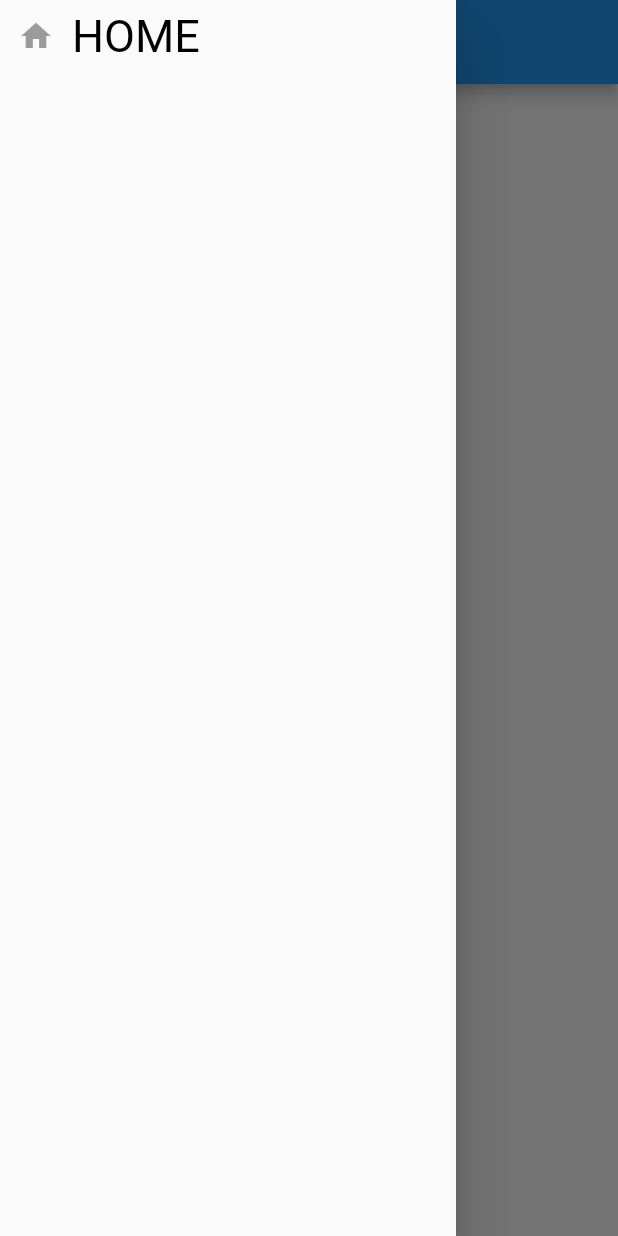
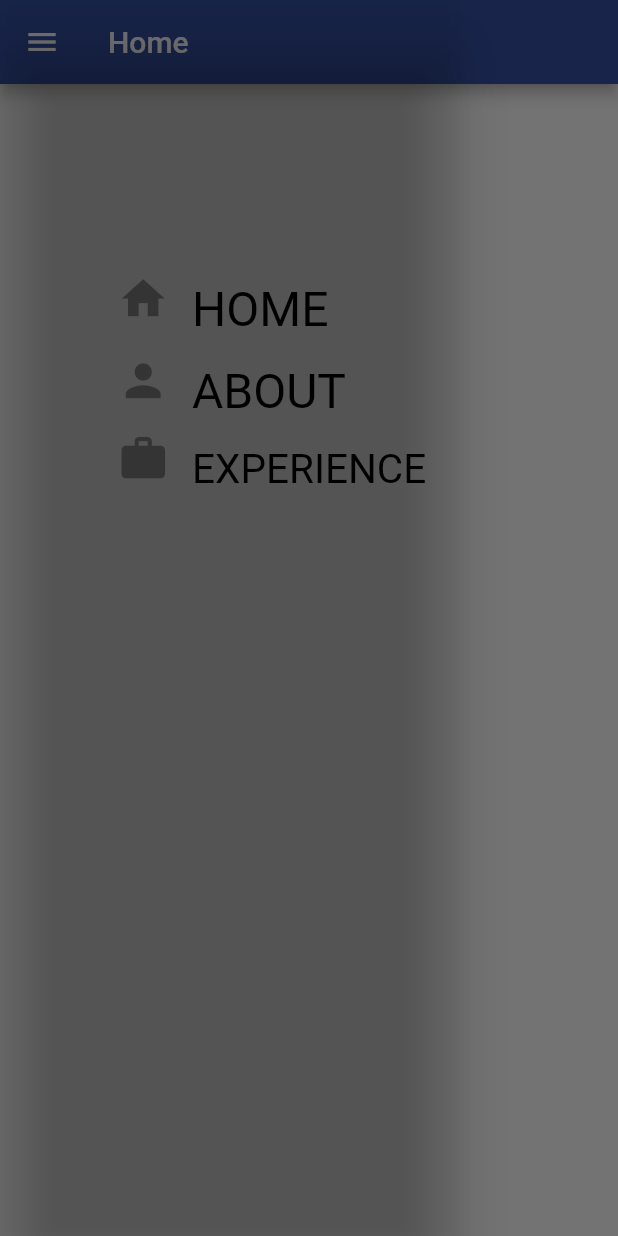
Before and after one commit to Charles2205/Portifolio_Flutter, a Flutter app: the screen it shows after launch, with the side drawer open, on a phone screen of 412 x 824 dp. Run offline on Flutter 3.47's test engine with Material 2 defaults, Android fonts, the phone set to English and light mode, and no system bars; missing offline and left inert: dart:html.

Commit message:
Implemented the Drawer

```diff
--- a/lib/main.dart
+++ b/lib/main.dart
@@ -1,5 +1,6 @@
 import 'package:flutter/material.dart';
 import 'package:test/views/home_view.dart';
+import 'dart:ui';
 
 void main() {
   runApp(const MyApp());
@@ -15,6 +16,6 @@ class MyApp extends StatelessWidget {
         debugShowCheckedModeBanner: false,
         title: 'Flutter Demo',
         theme: ThemeData(),
-        home: const home());
+        home: Home());
   }
 }
--- a/lib/views/home_view.dart
+++ b/lib/views/home_view.dart
@@ -4,34 +4,87 @@ import 'package:flutter/material.dart';
 import 'package:flutter/src/widgets/container.dart';
 import 'package:flutter/src/widgets/framework.dart';
 
-class home extends StatelessWidget {
-  const home({super.key});
+class Home extends StatelessWidget {
+  Home({super.key});
 
   @override
   Widget build(BuildContext context) {
     return Scaffold(
       drawer: Drawer(
+          backgroundColor: Color.fromRGBO(3, 25, 85, 0),
+          child: Padding(
+            padding: const EdgeInsets.only(top: 170, left: 70),
             child: Column(
               children: [
                 Row(
                   children: const [
                     IconButton(
                       onPressed: null,
-                icon: Icon(Icons.home),
+                      icon: Icon(
+                        Icons.home,
+                        size: 35,
                       ),
-              Text(
+                    ),
+                    Padding(
+                      padding: EdgeInsets.only(top: 17, left: 10),
+                      child: Text(
                         "HOME",
                         style: TextStyle(
-                  fontSize: 30,
+                          fontSize: 32,
                           color: Colors.black,
                         ),
-              )
+                      ),
+                    ),
+                  ],
+                ),
+                Row(
+                  children: const [
+                    IconButton(
+                      onPressed: null,
+                      icon: Icon(
+                        Icons.person,
+                        size: 35,
+                      ),
+                    ),
+                    Padding(
+                      padding: EdgeInsets.only(top: 17, left: 10),
+                      child: Text(
+                        "ABOUT",
+                        style: TextStyle(
+                          fontSize: 32,
+                          color: Colors.black,
+                        ),
+                      ),
+                    ),
+                  ],
+                ),
+                Row(
+                  children: const [
+                    IconButton(
+                      onPressed: null,
+                      icon: Icon(
+                        Icons.work,
+                        size: 35,
+                      ),
+                    ),
+                    Padding(
+                      padding: EdgeInsets.only(top: 17, left: 10),
+                      child: Text(
+                        "EXPERIENCE",
+                        style: TextStyle(
+                          fontSize: 27,
+                          color: Colors.black,
+                        ),
+                      ),
+                    ),
                   ],
                 ),
               ],
+            ),
           )),
       appBar: AppBar(
-        title: Text('Home'),
+        backgroundColor: Color.fromRGBO(52, 78, 162, 1),
+        title: Text("Home"),
       ),
     );
   }
```
Lines whose indentation alone changed are shown as unchanged.
